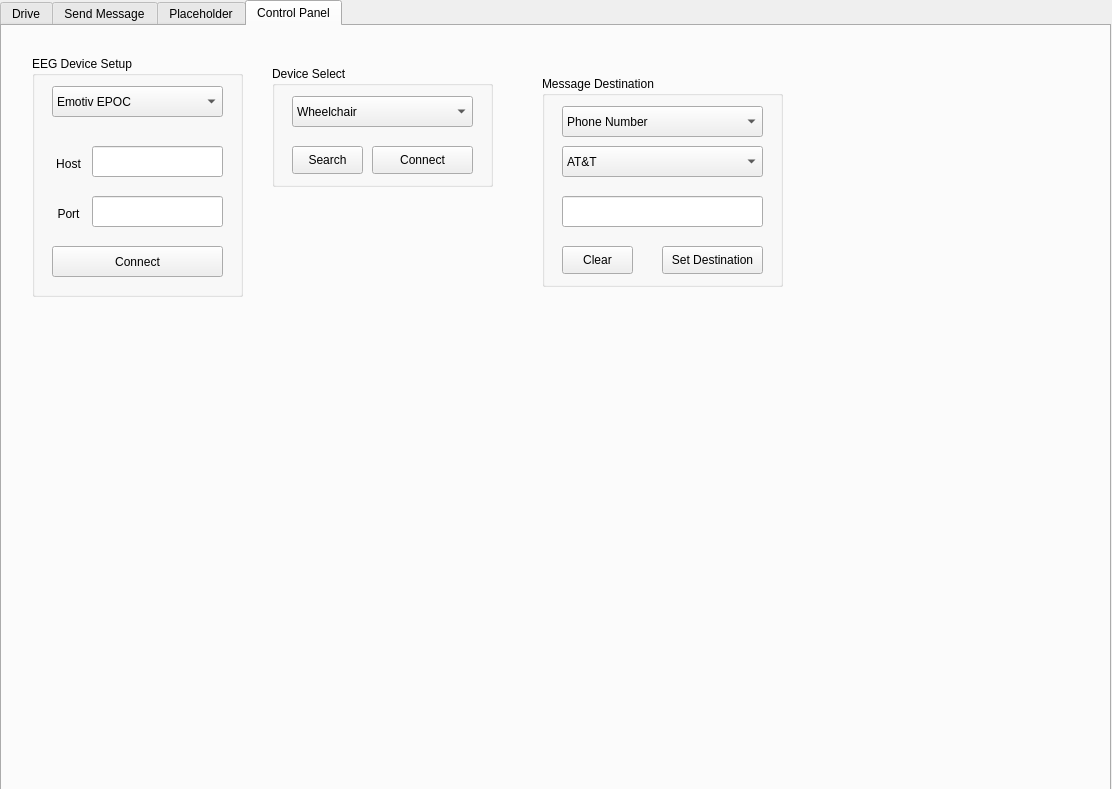
This is Stuff/demoGUI.ui in tLiMiT/Capstone as Qt 5 draws it before an edit. The edited form follows.
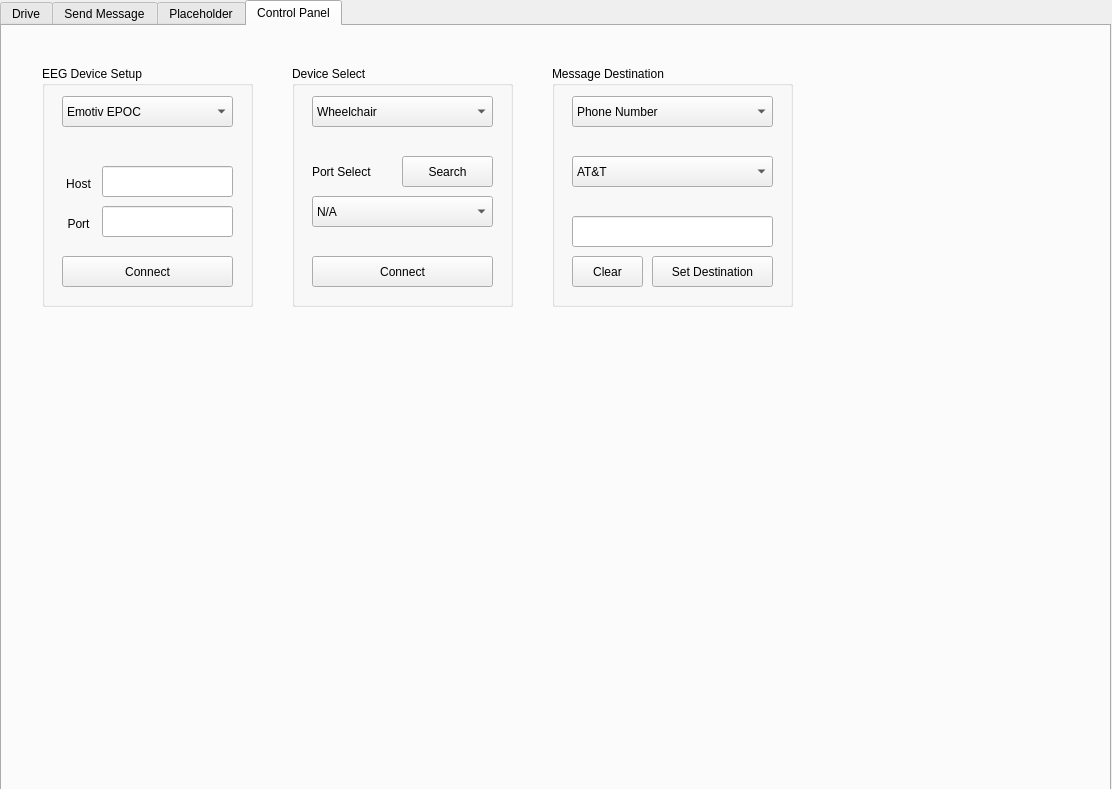
This is the edited form. Icons and pictures are not drawn.

Commit message: UI improvements, messaging QoL, zak's serial.py

```diff
--- a/Stuff/demoGUI.ui
+++ b/Stuff/demoGUI.ui
@@ -1400,8 +1400,8 @@
     <widget class="QGroupBox" name="groupBox_EEGsetup">
      <property name="geometry">
       <rect>
-       <x>30</x>
-       <y>30</y>
+       <x>40</x>
+       <y>40</y>
        <width>211</width>
        <height>241</height>
       </rect>
@@ -1441,7 +1441,7 @@
       <property name="geometry">
        <rect>
         <x>10</x>
-        <y>100</y>
+        <y>110</y>
         <width>53</width>
         <height>16</height>
        </rect>
@@ -1473,7 +1473,7 @@
       <property name="geometry">
        <rect>
         <x>60</x>
-        <y>90</y>
+        <y>100</y>
         <width>131</width>
         <height>31</height>
        </rect>
@@ -1514,10 +1514,10 @@
     <widget class="QGroupBox" name="groupBox_Device">
      <property name="geometry">
       <rect>
-       <x>270</x>
+       <x>290</x>
        <y>40</y>
        <width>221</width>
-       <height>121</height>
+       <height>241</height>
       </rect>
      </property>
      <property name="title">
@@ -1546,10 +1546,10 @@
      <widget class="QPushButton" name="pushButtonDeviceSearch">
       <property name="geometry">
        <rect>
-        <x>20</x>
-        <y>80</y>
-        <width>71</width>
-        <height>28</height>
+        <x>110</x>
+        <y>90</y>
+        <width>91</width>
+        <height>31</height>
        </rect>
       </property>
       <property name="text">
@@ -1559,24 +1559,57 @@
      <widget class="QPushButton" name="pushButtonDeviceConnect">
       <property name="geometry">
        <rect>
-        <x>100</x>
-        <y>80</y>
-        <width>101</width>
-        <height>28</height>
+        <x>20</x>
+        <y>190</y>
+        <width>181</width>
+        <height>31</height>
        </rect>
       </property>
       <property name="text">
        <string>Connect</string>
       </property>
      </widget>
+     <widget class="QComboBox" name="comboBoxPortSelect">
+      <property name="geometry">
+       <rect>
+        <x>20</x>
+        <y>130</y>
+        <width>181</width>
+        <height>31</height>
+       </rect>
+      </property>
+      <item>
+       <property name="text">
+        <string>N/A</string>
+       </property>
+      </item>
+     </widget>
+     <widget class="QLabel" name="label_3">
+      <property name="geometry">
+       <rect>
+        <x>20</x>
+        <y>90</y>
+        <width>81</width>
+        <height>31</height>
+       </rect>
+      </property>
+      <property name="font">
+       <font>
+        <pointsize>9</pointsize>
+       </font>
+      </property>
+      <property name="text">
+       <string>Port Select</string>
+      </property>
+     </widget>
     </widget>
     <widget class="QGroupBox" name="groupBox_MsgDest">
      <property name="geometry">
       <rect>
-       <x>540</x>
-       <y>50</y>
+       <x>550</x>
+       <y>40</y>
        <width>241</width>
-       <height>211</height>
+       <height>241</height>
       </rect>
      </property>
      <property name="title">
@@ -1606,7 +1639,7 @@
       <property name="geometry">
        <rect>
         <x>20</x>
-        <y>120</y>
+        <y>150</y>
         <width>201</width>
         <height>31</height>
        </rect>
@@ -1628,9 +1661,9 @@
       <property name="geometry">
        <rect>
         <x>20</x>
-        <y>170</y>
+        <y>190</y>
         <width>71</width>
-        <height>28</height>
+        <height>31</height>
        </rect>
       </property>
       <property name="text">
@@ -1640,10 +1673,10 @@
      <widget class="QPushButton" name="setMsgDest">
       <property name="geometry">
        <rect>
-        <x>120</x>
-        <y>170</y>
-        <width>101</width>
-        <height>28</height>
+        <x>100</x>
+        <y>190</y>
+        <width>121</width>
+        <height>31</height>
        </rect>
       </property>
       <property name="text">
@@ -1654,7 +1687,7 @@
       <property name="geometry">
        <rect>
         <x>20</x>
-        <y>70</y>
+        <y>90</y>
         <width>201</width>
         <height>31</height>
        </rect>
```
Left out of the diff: 16 changed lines with no effect on the pictures. The commit also changes 4 other files.
